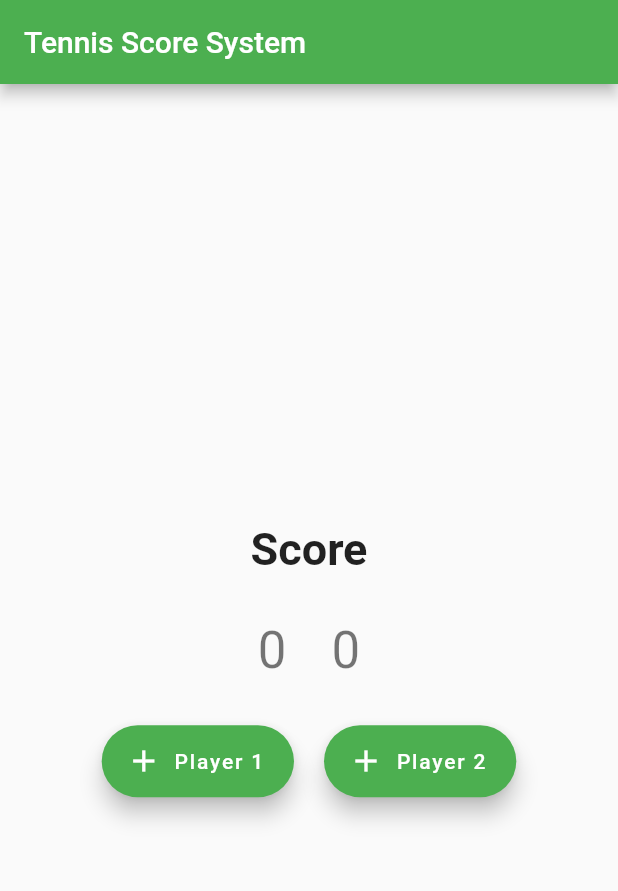
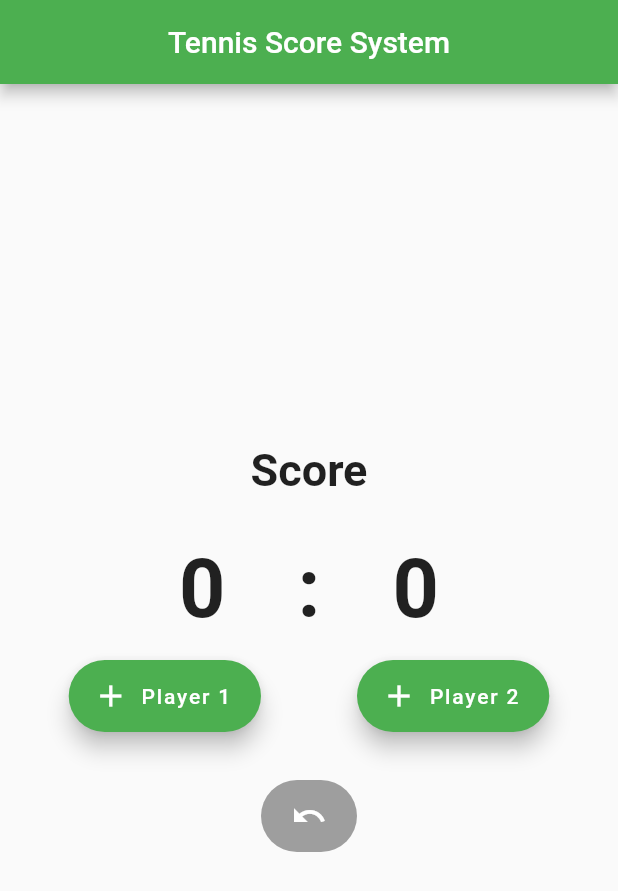
Before and after one commit to mosiccan/tennis_score_app, a Flutter app: the screen it shows after launch, on a phone screen of 412 x 824 dp. Shown: the top 891 px of the screen. Run offline on Flutter 3.47's test engine with Material 2 defaults, Android fonts, the phone set to English and light mode, and no system bars.

Commit message:
feat : layout, margin, undo

```diff
--- a/lib/main.dart
+++ b/lib/main.dart
@@ -51,13 +51,10 @@ class _MyHomePageState extends State<MyHomePage> {
   Widget build(BuildContext context) {
     return Scaffold(
       appBar: AppBar(
-        // Here we take the value from the MyHomePage object that was created by
-        // the App.build method, and use it to set our appbar title.
+        centerTitle: true,
         title: Text(widget.title),
       ),
       body: Center(
-        // Center is a layout widget. It takes a single child and positions it
-        // in the middle of the parent.
         child: Column(
           mainAxisAlignment: MainAxisAlignment.center,
           children: <Widget>[
@@ -69,38 +66,85 @@ class _MyHomePageState extends State<MyHomePage> {
               ),
             ),
             SizedBox(height: 30,),
-            Row(
-                mainAxisAlignment: MainAxisAlignment.center,
-                children: [
-                  Text(
-                    getScore(counter_p1),
-                    style: Theme.of(context).textTheme.headline4,
-                  ),
-                  SizedBox(width: 30,),
-                  Text(
-                    getScore(counter_p2),
-                    style: Theme.of(context).textTheme.headline4,
-                  ),
-                ]
+            Container(
+              child: Row(
+                  mainAxisAlignment: MainAxisAlignment.center,
+                  children: [
+                    Container(
+                      margin: EdgeInsets.fromLTRB(32, 0.0, 32, 0.0),
+                      // decoration: BoxDecoration(
+                      //   border: Border.all(
+                      //     width: 1,
+                      //     color: Colors.redAccent,
+                      //   ),
+                      // ),
+                      child: Text(
+                        getScore(counter_p1),
+                        style: TextStyle(
+                          fontWeight: FontWeight.bold,
+                          fontSize: 54,
+                        ),
+                      ),
+                    ),
+                    Container(
+                      margin: EdgeInsets.fromLTRB(16, 0.0, 16, 0.0),
+                      // decoration: BoxDecoration(
+                      //   border: Border.all(
+                      //     width: 1,
+                      //     color: Colors.redAccent,
+                      //   ),
+                      // ),
+                      child: Text(':',
+                        style: TextStyle(
+                          fontWeight: FontWeight.bold,
+                          fontSize: 54,
+                        ),
+                      ),
+                    ),
+                    Container(
+                      margin: EdgeInsets.fromLTRB(32, 0.0, 32, 0.0),
+                      child: Text(
+                        getScore(counter_p2),
+                        style: TextStyle(
+                          fontWeight: FontWeight.bold,
+                          fontSize: 54,
+                        ),
+                      ),
+                    ),
+                  ]
+              ),
             ),
-            SizedBox(height: 30,),
             Row(
               mainAxisAlignment: MainAxisAlignment.center,
               children: [
-                FloatingActionButton.extended(
-                    onPressed: _incrementCounter,
-                    tooltip: 'Increment',
+                Container(
+                  margin: EdgeInsets.fromLTRB(32, 16, 32, 16),
+                  child: FloatingActionButton.extended(
+                      onPressed: _incrementCounter,
+                      tooltip: 'Player 1 gets point',
+                      icon: Icon(Icons.add),
+                      label: Text("Player 1")
+                  ),
+                ),
+                Container(
+                  margin: EdgeInsets.fromLTRB(32, 16, 32, 16),
+                  child: FloatingActionButton.extended(
+                    onPressed: _decrementCounter,
+                    tooltip: 'Player 2 gets point',
                     icon: Icon(Icons.add),
-                    label: Text("Player 1")
-                ),
-                SizedBox(width: 20,),
-                FloatingActionButton.extended(
-                  onPressed: _decrementCounter,
-                  tooltip: 'Decrement',
-                  icon: Icon(Icons.add),
-                  label: Text("Player 2"),
+                    label: Text("Player 2"),
+                  ),
                 ),
               ],
+            ),
+            Container(
+              margin: EdgeInsets.all(16),
+              child: FloatingActionButton.extended(
+                onPressed: (){},
+                elevation: 0.0,
+                backgroundColor: Colors.grey,
+                  label: Icon(Icons.undo),
+              )
             )
           ],
         ),
```
